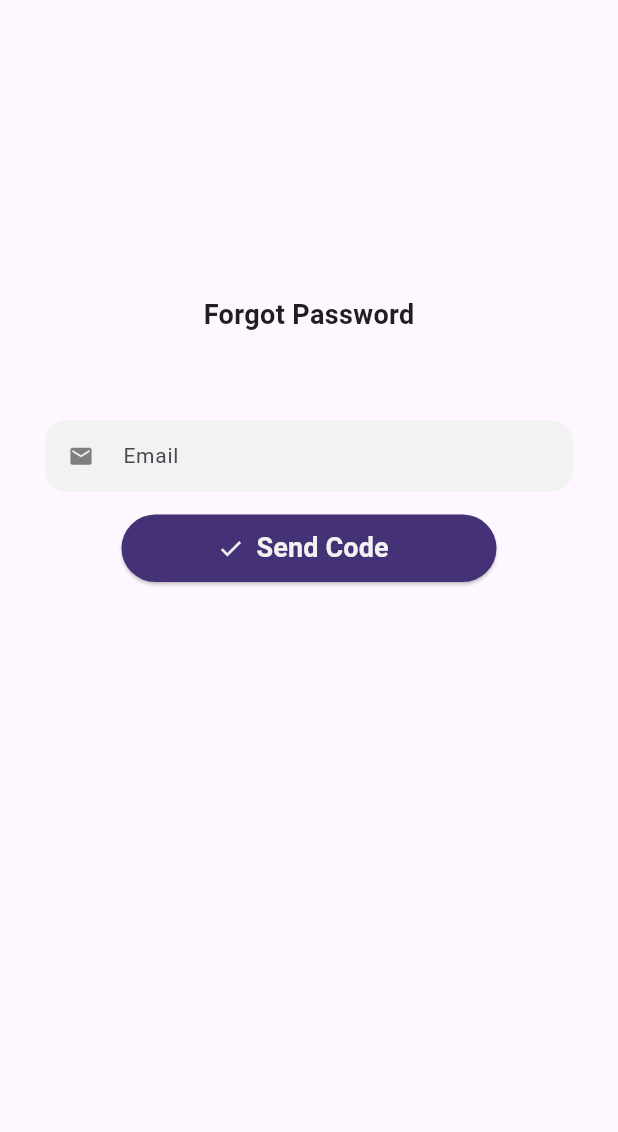
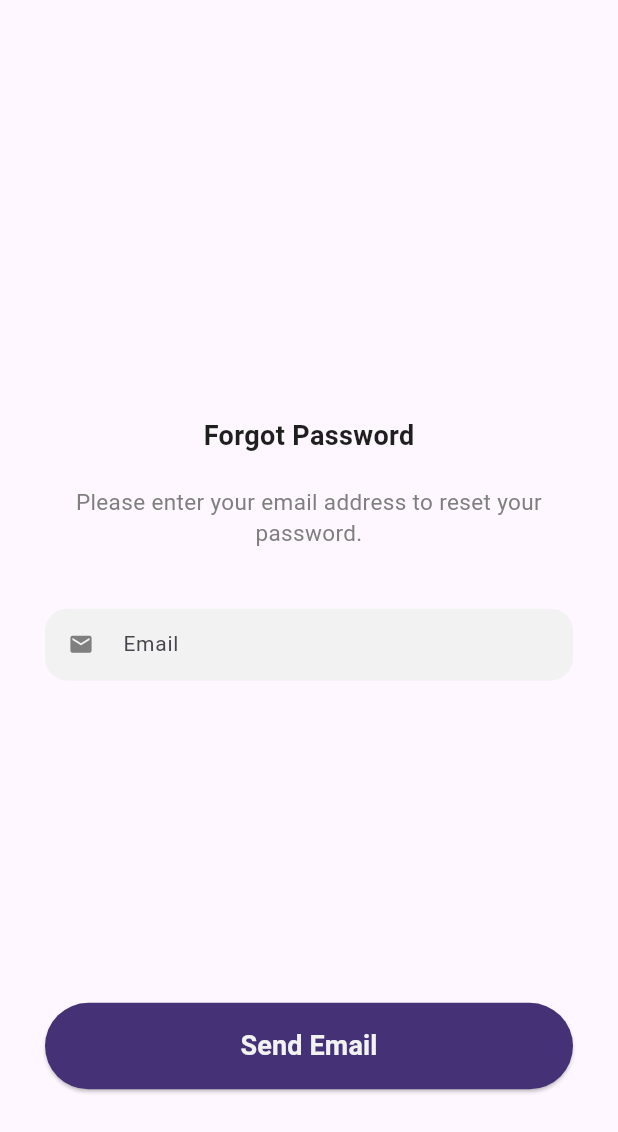
Before and after one commit to yjia28tan/EmoSense-Application, a Flutter app: the ForgotPasswordPage screen opened directly, on a phone screen of 412 x 824 dp. Shown: the top 1132 px of the screen. Run offline on Flutter 3.47's test engine with Material 3 defaults, Android fonts, the phone set to English and light mode, and no system bars; our stand-ins replace audioplayers, camera, cloud_firestore, firebase_auth, firebase_core, fl_chart and 5 more; accounts and stored records are empty.

Commit message:
Update forgot password

```diff
--- a/EmoSense/lib/pages/forgot_password.dart
+++ b/EmoSense/lib/pages/forgot_password.dart
@@ -1,6 +1,8 @@
 import 'package:cloud_firestore/cloud_firestore.dart';
+import 'package:emosense/design_widgets/custom_loading_button.dart';
 import 'package:emosense/main.dart';
 import 'package:firebase_auth/firebase_auth.dart';
+import 'package:flutter/cupertino.dart';
 import 'package:flutter/material.dart';
 import 'package:emosense/design_widgets/font_style.dart';
 import 'package:emosense/design_widgets/textfield_style.dart';
@@ -22,24 +24,19 @@ class _ForgotPasswordPageState extends State<ForgotPasswordPage> {
 
   @override
   Widget build(BuildContext context) {
+    double screenHeight = MediaQuery.of(context).size.height;
+    double screenWidth = MediaQuery.of(context).size.width;
+
     return Stack(
       children: [
         Scaffold(
           body: SingleChildScrollView(
+            child: Center(
               child: Column(
                 children: [
+                  SizedBox(height: screenHeight * 0.24),
                   Padding(
-                  padding: const EdgeInsets.only(top: 60),
-                  child: Column(
-                    children: [
-                      Container(
-                        height: 100,
-                        child: Center(
-                          // Logo or App Name
-                        ),
-                      ),
-                      Container(
-                        height: 100,
+                    padding: const EdgeInsets.only(left: 30, right: 30, top: 80, bottom: 10),
                     child: Center(
                       child: Text(
                         'Forgot Password',
@@ -47,30 +44,33 @@ class _ForgotPasswordPageState extends State<ForgotPasswordPage> {
                       ),
                     ),
                   ),
-                      SizedBox(height: 20),
-                    ],
+                  Padding(
+                    padding: const EdgeInsets.only(left: 30, right: 30, top: 10, bottom: 30),
+                    child: Center(
+                      child: Text(
+                        'Please enter your email address to reset your password.',
+                        style: greySmallText.copyWith(fontSize: 15),
+                        textAlign: TextAlign.center,
                       ),
                     ),
+                  ),
+
                   Container(
-                  padding: const EdgeInsets.symmetric(horizontal: 30),
-                  child: Column(
-                    children: [
-                      forTextField("Email", Icons.email, false, _emailTextController),
-                      SizedBox(height: 15),
-                    ],
+                    padding: const EdgeInsets.only(left: 30, right: 30, top: 10, bottom: 10),
+                    child: forTextField("Email", Icons.email, false, _emailTextController),
                   ),
-                ),
-                Column(
-                  children: [
-                    Container(
-                      height: 45,
-                      width: 250,
-                      child: ElevatedButton.icon(
+                  SizedBox(height: screenHeight * 0.2),
+                  Padding(
+                    padding: const EdgeInsets.symmetric(horizontal: 30, vertical: 40),
+                    child: Container(
+                      width: double.infinity,
+                      height: screenHeight * 0.07,
+                      child: ElevatedButton(
                         style: ElevatedButton.styleFrom(backgroundColor: Color(0xFF453276)),
                         onPressed: () async {
                           showDialog(
                             context: context,
-                            builder: (context) => Center(child: CircularProgressIndicator()),
+                            builder: (context) => Center(child: CustomLoadingIndicator()),
                           );
 
                           try {
@@ -81,13 +81,22 @@ class _ForgotPasswordPageState extends State<ForgotPasswordPage> {
                             Navigator.pop(context);
 
                             final snackbar = SnackBar(
-                              content: Text("Password reset email sent. Please check your email."),
+                              content: Text("Password reset email sent. Please check your email.\nYou can reset your password using the link in the email and sign in again."),
                               action: SnackBarAction(
                                 label: 'OK',
                                 onPressed: () {},
                               ),
                             );
                             ScaffoldMessenger.of(context).showSnackBar(snackbar);
+
+                            // clear the email field
+                            _emailTextController.clear();
+                            // Navigate back to the sign in page
+                            Navigator.pushReplacement(context,
+                                MaterialPageRoute(
+                                    builder: (context) => SigninPage()
+                                )
+                            );
 
                           } catch (error) {
                             Navigator.pop(context);
@@ -102,15 +111,12 @@ class _ForgotPasswordPageState extends State<ForgotPasswordPage> {
                             ScaffoldMessenger.of(context).showSnackBar(snackbar);
                           }
                         },
-                        icon: Icon(Icons.check, color: Color(0xFFF2F2F2)),
-                        label: Text('Send Code', style: whiteText),
+                        child: Text('Send Email', style: whiteText),
                       ),
                     ),
-
+                  ),
                 ],
               ),
-
-              ],
             ),
           ),
         ),
```
Also changed, not shown: EmoSense/lib/pages/signin_page.dart (+8 -32 lines). Lines whose indentation alone changed are shown as unchanged.
